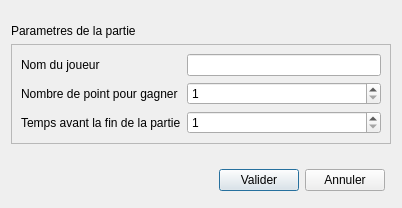
Old version of the form chifoumi/parametrage.ui in the repository Hizaak/S2-01-Developpement_d_une_application.
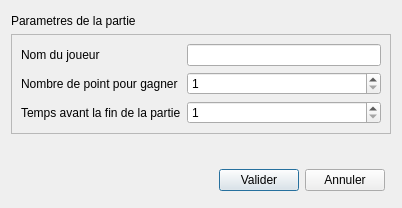
New version of the form.

Diff of the .ui file:
```diff
--- a/chifoumi/parametrage.ui
+++ b/chifoumi/parametrage.ui
@@ -112,6 +112,13 @@
      </property>
     </spacer>
    </item>
+   <item>
+    <widget class="QLabel" name="labelIndicateur">
+     <property name="text">
+      <string/>
+     </property>
+    </widget>
+   </item>
    <item>
     <layout class="QHBoxLayout" name="horizontalLayout">
      <property name="leftMargin">
```
